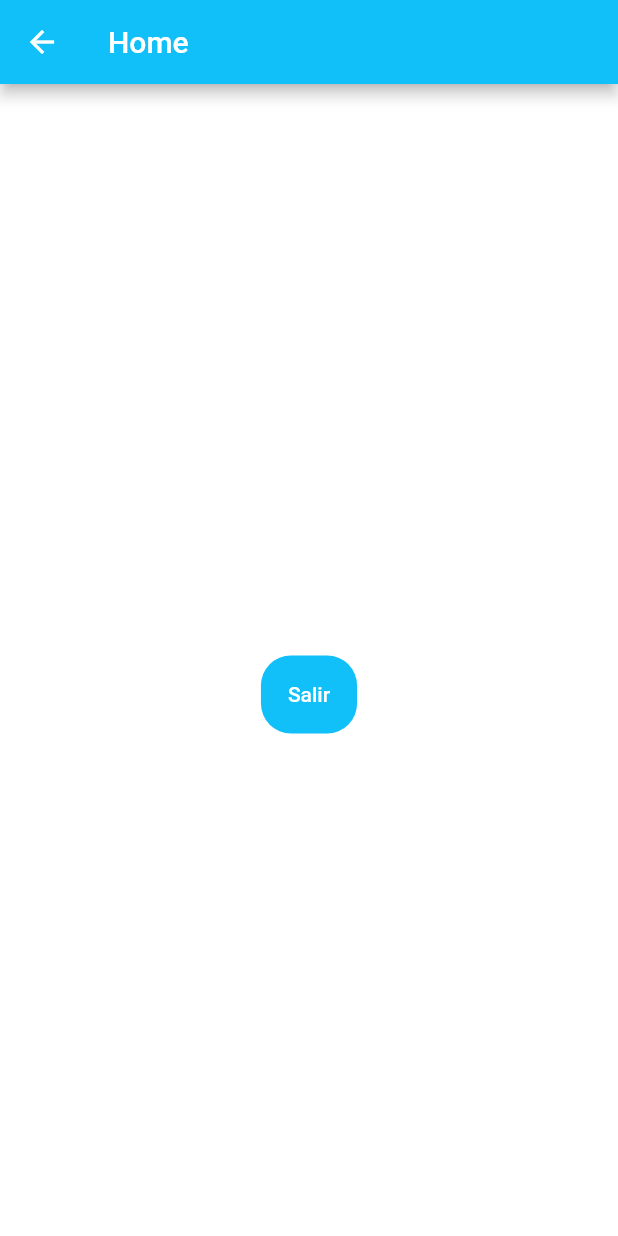
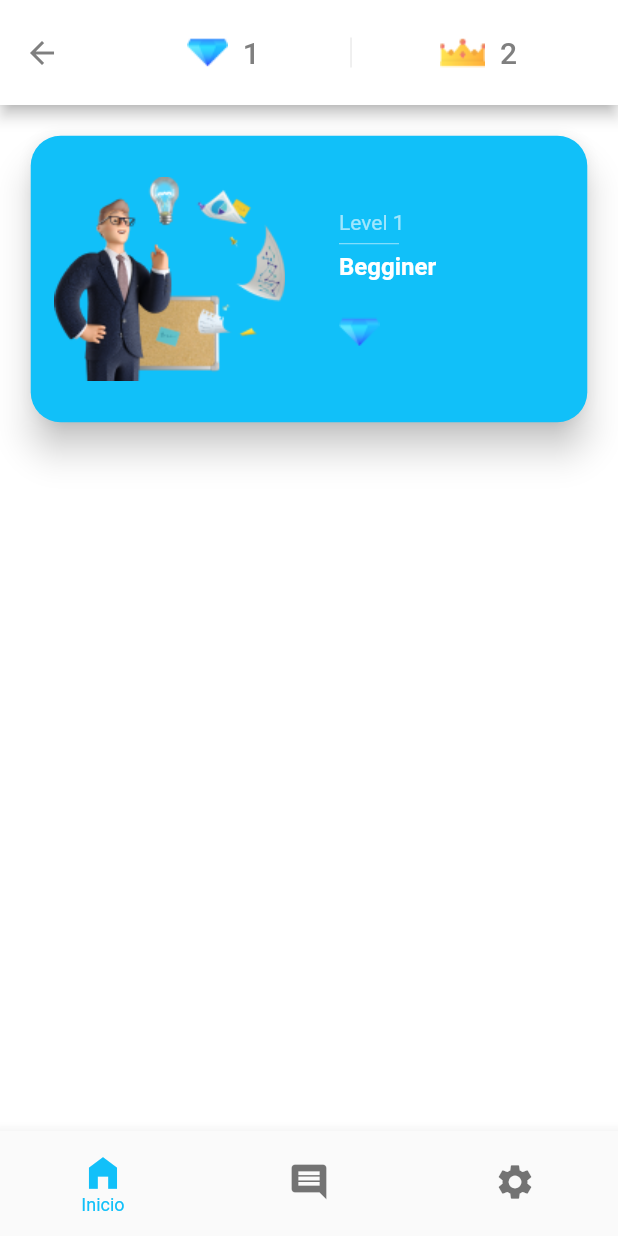
Before and after one commit to WebDev-UPQROO/picture-learning-flutter, a Flutter app: the HomeScreen screen opened by its route, on a phone screen of 412 x 824 dp. Run offline on Flutter 3.47's test engine with Material 2 defaults, Android fonts, the phone set to English and light mode, and no system bars; our stand-ins replace shared_preferences; accounts and stored records are empty.

Commit message:
feat (home) added home

```diff
--- a/lib/routes.dart
+++ b/lib/routes.dart
@@ -5,7 +5,7 @@ import 'package:picture_learning/screens/screens.dart';
 import 'package:provider/provider.dart';
 
 class Routes {
-  static const String initialRoute = loginOAuth;
+  static const String initialRoute = home;
 
   // Auth
   static const loginOAuth = 'OAuth';
@@ -69,7 +69,7 @@ class Routes {
             create: (context) => HomeProvider(
               context.read<LocalService>(),
             ),
-            child: const HomeConsumer(HomeScreen()),
+            child: HomeConsumer(HomeScreen()),
           ),
         );
 
--- a/lib/screens/home/home_screen.dart
+++ b/lib/screens/home/home_screen.dart
@@ -1,34 +1,174 @@
 import 'package:flutter/material.dart';
-import 'package:picture_learning/routes.dart';
+import 'package:picture_learning/constants/style.dart';
 import 'package:picture_learning/screens/home/home_provider.dart';
 import 'package:provider/provider.dart';
 
-class HomeScreen extends StatelessWidget {
-  const HomeScreen({Key? key}) : super(key: key);
+class HomeScreen extends StatefulWidget {
+  HomeScreen({Key? key}) : super(key: key);
 
+  @override
+  State<HomeScreen> createState() => _HomeScreenState();
+  int currentNavIndex = 0;
+}
+
+class _HomeScreenState extends State<HomeScreen> {
   @override
   Widget build(BuildContext context) {
     Size size = MediaQuery.of(context).size;
     final user = context.watch<HomeProvider>().user;
 
     return Scaffold(
-      appBar: AppBar(title: Text('Home')),
+      appBar: AppBar(
+        backgroundColor: Style.white,
+        foregroundColor: Style.grey600,
+        toolbarHeight: 70,
+        title: Row(
+          mainAxisAlignment: MainAxisAlignment.center,
+          children: [
+            Expanded(
+              child: Row(
+                mainAxisAlignment: MainAxisAlignment.center,
+                children: [
+                  Image.asset('assets/icons/diamond.png'),
+                  SizedBox(width: 10),
+                  Text('1'),
+                ],
+              ),
+            ),
+            SizedBox(
+              height: 20,
+              child: VerticalDivider(),
+            ),
+            Expanded(
+              child: Row(
+                mainAxisAlignment: MainAxisAlignment.center,
+                children: [
+                  Image.asset('assets/icons/crown.png'),
+                  SizedBox(width: 10),
+                  Text('2'),
+                ],
+              ),
+            ),
+          ],
+        ),
+      ),
+      bottomNavigationBar: SizedBox(
+        height: 70,
+        child: BottomNavigationBar(
+          currentIndex: widget.currentNavIndex,
+          onTap: (index) {
+            widget.currentNavIndex = index;
+            setState(() {});
+          },
+          selectedFontSize: Style.textsm,
+          showUnselectedLabels: false,
+          unselectedFontSize: Style.textxs,
+          items: [
+            BottomNavigationBarItem(
+              icon: Icon(
+                Icons.home_filled,
+                size: 28,
+              ),
+              label: 'Inicio',
+            ),
+            BottomNavigationBarItem(
+              icon: Icon(
+                Icons.comment,
+                size: 28,
+              ),
+              label: 'Comentarios',
+            ),
+            BottomNavigationBarItem(
+              icon: Icon(
+                Icons.settings,
+                size: 28,
+              ),
+              label: 'Configuraciones',
+            ),
+          ],
+        ),
+      ),
       body: SafeArea(
         child: SizedBox(
           width: size.width,
-          child: Column(
-            crossAxisAlignment: CrossAxisAlignment.center,
-            mainAxisAlignment: MainAxisAlignment.center,
-            children: [
-              Text('${user?.email}'),
-              SizedBox(height: 30),
-              ElevatedButton(
-                onPressed: () {
-                  Navigator.pushNamed(context, Routes.initialRoute);
-                },
-                child: Text('Salir'),
-              )
-            ],
+          child: Padding(
+            padding: EdgeInsets.symmetric(
+              horizontal: size.width * 0.04,
+              vertical: size.height * 0.02,
+            ),
+            child: Column(
+              children: [
+                Card(
+                  clipBehavior: Clip.hardEdge,
+                  color: Style.primary,
+                  child: Stack(
+                    children: [
+                      InkWell(
+                        onTap: () {},
+                        child: Row(
+                          children: [
+                            Expanded(
+                              child: Image.asset('assets/img/card_icon.png'),
+                            ),
+                            Expanded(
+                              child: Padding(
+                                padding: EdgeInsets.symmetric(
+                                  horizontal: 20,
+                                  vertical: 50,
+                                ),
+                                child: Column(
+                                  crossAxisAlignment: CrossAxisAlignment.start,
+                                  children: [
+                                    Text(
+                                      'Level 1',
+                                      style: TextStyle(
+                                        color: Colors.white60,
+                                      ),
+                                    ),
+                                    SizedBox(
+                                      width: 40,
+                                      child: Divider(
+                                        height: 12,
+                                        color: Colors.white60,
+                                      ),
+                                    ),
+                                    Text(
+                                      'Begginer',
+                                      style: TextStyle(
+                                        color: Style.white,
+                                        fontWeight: FontWeight.bold,
+                                        fontSize: Style.h4,
+                                      ),
+                                    ),
+                                    SizedBox(height: 24),
+                                    Image.asset(
+                                      'assets/icons/diamond.png',
+                                      // color: Colors.white,
+                                    )
+                                  ],
+                                ),
+                              ),
+                            ),
+                          ],
+                        ),
+                      ),
+                      if (false)
+                        Positioned.fill(
+                          child: Container(
+                            alignment: Alignment.center,
+                            color: Colors.white70,
+                            child: Icon(
+                              Icons.lock,
+                              color: Colors.black26,
+                              size: 50,
+                            ),
+                          ),
+                        ),
+                    ],
+                  ),
+                ),
+              ],
+            ),
           ),
         ),
       ),
```
Also changed, not shown: assets/icons/crown.png (added), assets/icons/diamond.png (added), assets/img/card_icon.png (added).
